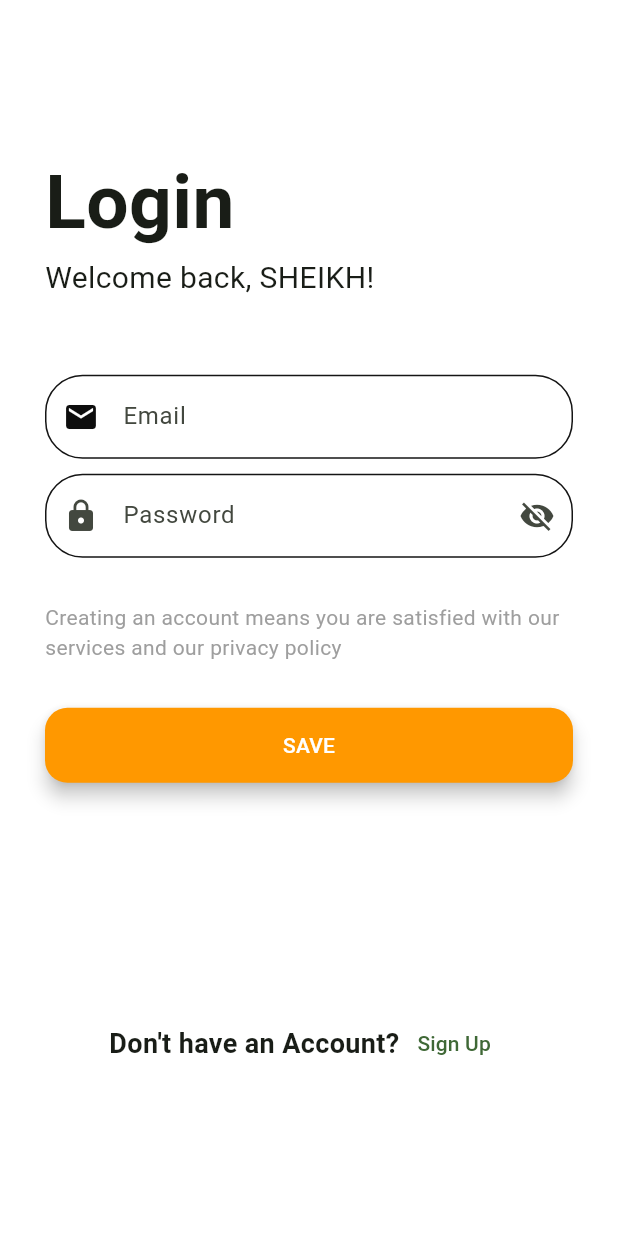
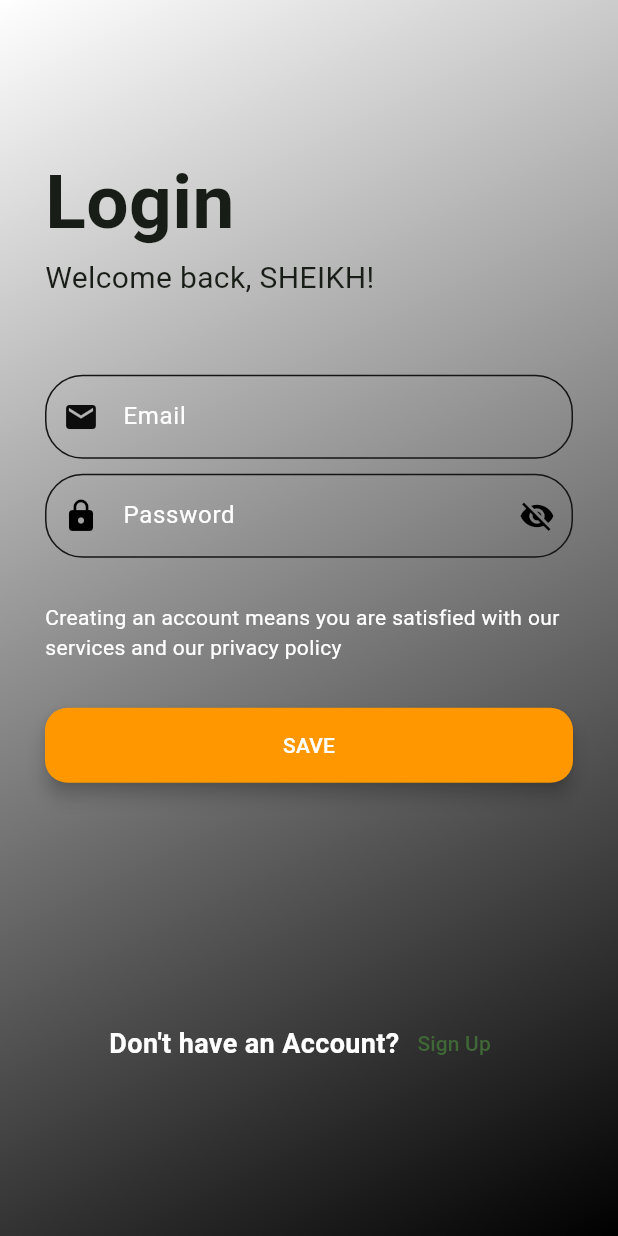
Before and after one commit to sibtaahmed/anim, a Flutter app: the screen it shows after launch, after a tap on "LogIn", on a phone screen of 412 x 824 dp. Run offline on Flutter 3.47's test engine with Material 3 defaults, Android fonts, the phone set to English and light mode, and no system bars; our stand-ins replace shared_preferences.

Commit message:
Finalise SIGNUP AND LOGIN

```diff
--- a/lib/form.dart
+++ b/lib/form.dart
@@ -18,6 +18,7 @@ class _formprepState extends State<formprep> {
     ));
     return Scaffold(
         backgroundColor: Colors.white,
+
         // appBar: AppBar(
         //   title: const Center(
         //       child: Text(
@@ -27,7 +28,20 @@ class _formprepState extends State<formprep> {
         //   backgroundColor: Colors.black,
         // ),
         body: SafeArea(
+          child: Container(
+            height: double.infinity,
+            decoration: const BoxDecoration(
+              gradient: LinearGradient(
+                begin: Alignment.topLeft,
+                end: Alignment.bottomRight,
+                colors: [
+                  Colors.white,
+                  Colors.black,
+                ],
+              ),
+            ),
             child: SingleChildScrollView(
+              physics: const BouncingScrollPhysics(),
               child: Padding(
                 padding: const EdgeInsets.symmetric(horizontal: 30),
                 child: Column(
@@ -39,7 +53,8 @@ class _formprepState extends State<formprep> {
                     ),
                     const Text(
                       'Sign Up',
-                  style: TextStyle(fontWeight: FontWeight.bold, fontSize: 50),
+                      style:
+                          TextStyle(fontWeight: FontWeight.bold, fontSize: 50),
                     ),
                     const Text(
                       'Create Account',
@@ -52,7 +67,7 @@ class _formprepState extends State<formprep> {
                       decoration: InputDecoration(
                         label: const Text(
                           'Username',
-                      style: TextStyle(color: Colors.grey),
+                          style: TextStyle(color: Colors.white),
                         ),
                         enabledBorder: OutlineInputBorder(
                             borderRadius: BorderRadius.circular(25),
@@ -82,7 +97,7 @@ class _formprepState extends State<formprep> {
                       decoration: InputDecoration(
                         label: const Text(
                           'Gmail',
-                      style: TextStyle(color: Colors.grey),
+                          style: TextStyle(color: Colors.white),
                         ),
                         enabledBorder: OutlineInputBorder(
                             borderRadius: BorderRadius.circular(25),
@@ -108,7 +123,7 @@ class _formprepState extends State<formprep> {
                       decoration: InputDecoration(
                         label: const Text(
                           'Password',
-                      style: TextStyle(color: Colors.grey),
+                          style: TextStyle(color: Colors.white),
                         ),
                         enabledBorder: OutlineInputBorder(
                             borderRadius: BorderRadius.circular(25),
@@ -135,7 +150,7 @@ class _formprepState extends State<formprep> {
                       padding: EdgeInsets.only(top: 30),
                       child: Text(
                         'Creating an account means you are satisfied with our services and our privacy policy',
-                    style: TextStyle(color: Colors.grey),
+                        style: TextStyle(color: Colors.white),
                       ),
                     ),
                     // const SizedBox(
@@ -170,8 +185,10 @@ class _formprepState extends State<formprep> {
                       children: [
                         const Text(
                           'Already have an Account?',
-                      style:
-                          TextStyle(fontWeight: FontWeight.bold, fontSize: 18),
+                          style: TextStyle(
+                              fontWeight: FontWeight.bold,
+                              fontSize: 18,
+                              color: Colors.white),
                         ),
                         TextButton(
                             onPressed: () {
@@ -188,6 +205,6 @@ class _formprepState extends State<formprep> {
               ),
             ),
           ),
-    );
+        ));
   }
 }
--- a/lib/login.dart
+++ b/lib/login.dart
@@ -30,6 +30,19 @@ class _LoginpageState extends State<Loginpage> {
         //   backgroundColor: Colors.black,
         // ),
         body: SingleChildScrollView(
+          physics: const BouncingScrollPhysics(),
+          child: Container(
+            height: MediaQuery.of(context).size.height,
+            decoration: const BoxDecoration(
+              gradient: LinearGradient(
+                begin: Alignment.topLeft,
+                end: Alignment.bottomRight,
+                colors: [
+                  Colors.white,
+                  Colors.black,
+                ],
+              ),
+            ),
             child: Padding(
               padding: const EdgeInsets.symmetric(horizontal: 30),
               child: Column(
@@ -53,7 +66,10 @@ class _LoginpageState extends State<Loginpage> {
                   ),
                   TextField(
                     decoration: InputDecoration(
-                  label: const Text('Email'),
+                      label: const Text(
+                        'Email',
+                        style: TextStyle(color: Colors.white),
+                      ),
                       prefixIcon: const Icon(
                         Icons.mail,
                         color: Color.fromARGB(255, 13, 13, 13),
@@ -76,9 +92,16 @@ class _LoginpageState extends State<Loginpage> {
                   ),
                   TextField(
                     decoration: InputDecoration(
-                  prefixIcon: const Icon(Icons.lock),
-                  suffixIcon: const Icon(Icons.visibility_off),
-                  label: const Text('Password'),
+                      prefixIcon: const Icon(
+                        Icons.lock,
+                        color: Colors.black,
+                      ),
+                      suffixIcon: const Icon(
+                        Icons.visibility_off,
+                        color: Colors.black,
+                      ),
+                      label: const Text('Password',
+                          style: TextStyle(color: Colors.white)),
                       enabledBorder: OutlineInputBorder(
                           borderRadius: BorderRadius.circular(25),
                           borderSide: const BorderSide(
@@ -96,7 +119,7 @@ class _LoginpageState extends State<Loginpage> {
                     padding: EdgeInsets.only(top: 30),
                     child: Text(
                       'Creating an account means you are satisfied with our services and our privacy policy',
-                  style: TextStyle(color: Colors.grey),
+                      style: TextStyle(color: Colors.white),
                     ),
                   ),
                   const SizedBox(
@@ -108,8 +131,8 @@ class _LoginpageState extends State<Loginpage> {
                       backgroundColor: Colors.orange,
                       shadowColor: Colors.black,
                       elevation: 5,
-                  padding:
-                      const EdgeInsets.symmetric(horizontal: 30, vertical: 15),
+                      padding: const EdgeInsets.symmetric(
+                          horizontal: 30, vertical: 15),
                       shape: RoundedRectangleBorder(
                         borderRadius: BorderRadius.circular(15),
                       ),
@@ -132,7 +155,10 @@ class _LoginpageState extends State<Loginpage> {
                     children: [
                       const Text(
                         "Don't have an Account?",
-                    style: TextStyle(fontWeight: FontWeight.bold, fontSize: 18),
+                        style: TextStyle(
+                            fontWeight: FontWeight.bold,
+                            fontSize: 18,
+                            color: Colors.white),
                       ),
                       TextButton(
                           onPressed: () {
@@ -148,6 +174,6 @@ class _LoginpageState extends State<Loginpage> {
               ),
             ),
           ),
-    );
+        ));
   }
 }
--- a/lib/main.dart
+++ b/lib/main.dart
@@ -4,7 +4,7 @@
 // import 'package:anim/mapping.dart';
 // import 'package:anim/chatgpt.dart';
 import 'package:anim/form.dart';
-import 'package:device_preview/device_preview.dart';
+// import 'package:device_preview/device_preview.dart';
 // import 'package:anim/prefs.dart';
 // import 'package:anim/sharedpref.dart';
 // import 'package:anim/sharedpref.dart';
```
Lines whose indentation alone changed are shown as unchanged.
